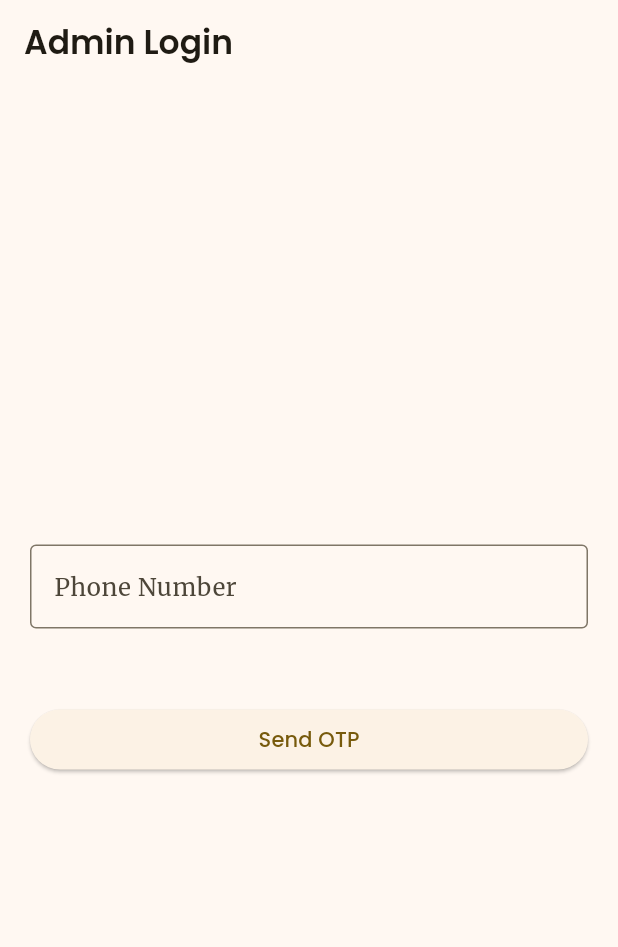
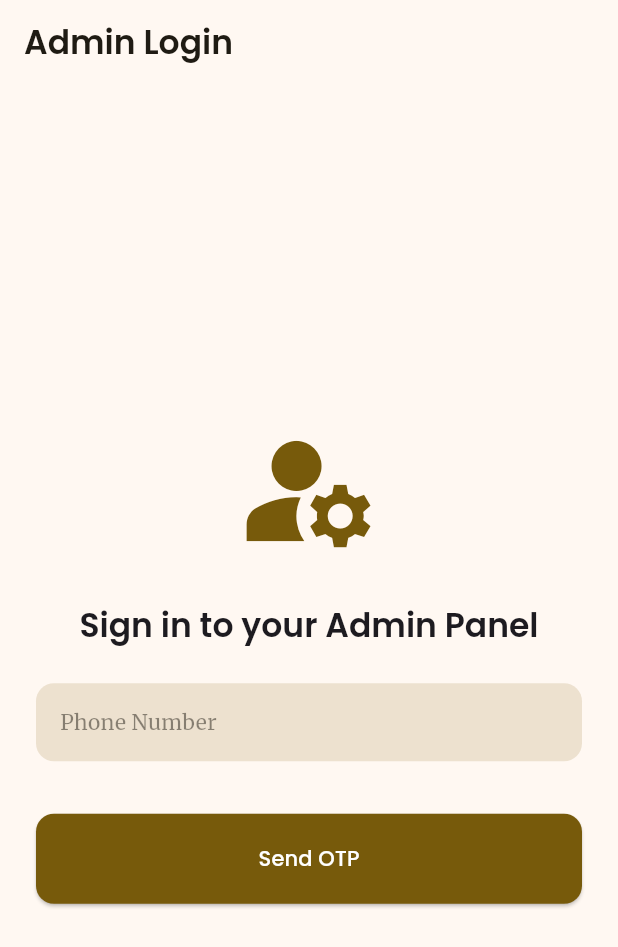
Before and after one commit to shovitsharma/RestarauntAppEcell, a Flutter app: the screen it shows after launch, on a phone screen of 412 x 824 dp. Shown: the top 947 px of the screen. Run offline on Flutter 3.47's test engine with Material 3 defaults, Android fonts, the phone set to English and light mode, and no system bars; our stand-ins replace cloud_firestore, firebase_auth, firebase_core, google_fonts; accounts and stored records are empty.

Commit message:
splash screen and login screen updated

```diff
--- a/lib/auth/screens/login_screen.dart
+++ b/lib/auth/screens/login_screen.dart
@@ -1,5 +1,6 @@
 import 'package:flutter/material.dart';
 import '../services/firebase_auth_service.dart';
+import '../widgets/form_helpers.dart';
 
 class LoginScreen extends StatefulWidget {
   const LoginScreen({super.key});
@@ -9,6 +10,7 @@ class LoginScreen extends StatefulWidget {
 }
 
 class _LoginScreenState extends State<LoginScreen> {
+
   final FirebaseAuthService _authService = FirebaseAuthService();
   final TextEditingController _phoneController = TextEditingController();
   final TextEditingController _otpController = TextEditingController();
@@ -16,19 +18,21 @@ class _LoginScreenState extends State<LoginScreen> {
   String? _verificationId;
   bool _isOtpSent = false;
   bool _isLoading = false;
+  String? _errorMessage; // For displaying errors to the user
 
   void _onSendOtp() async {
     if (_phoneController.text.isEmpty) {
-      ScaffoldMessenger.of(context).showSnackBar(
-        const SnackBar(content: Text("Please enter a phone number")),
-      );
+      setState(() => _errorMessage = "Please enter a phone number");
       return;
     }
-    setState(() { _isLoading = true; });
+    setState(() {
+      _isLoading = true;
+      _errorMessage = null; // Clear previous errors
+    });
 
-    // IMPORTANT: Add your country code!
     String phoneNumber = "+91${_phoneController.text.trim()}";
 
+    try {
       await _authService.sendOtp(
         phoneNumber: phoneNumber,
         context: context,
@@ -40,85 +44,178 @@ class _LoginScreenState extends State<LoginScreen> {
           });
         },
       );
+    } catch (e) {
+      // Handle errors thrown by the service
+      setState(() {
+        _isLoading = false;
+        _errorMessage = e.toString();
+      });
+    }
   }
 
   void _onVerifyOtp() async {
     if (_verificationId == null || _otpController.text.isEmpty) {
-      ScaffoldMessenger.of(context).showSnackBar(
-        const SnackBar(content: Text("Please enter the OTP")),
-      );
+      setState(() => _errorMessage = "Please enter the OTP");
       return;
     }
-    setState(() { _isLoading = true; });
-
-    bool success = await _authService.verifyOtp(
+    setState(() {
+      _isLoading = true;
+      _errorMessage = null; // Clear previous errors
+    });
+    bool success = false;
+    try {
+      success = await _authService.verifyOtp(
         verificationId: _verificationId!,
         smsCode: _otpController.text.trim(),
         context: context,
       );
+    } catch (e) {
+      // Handle errors thrown by the service
+      setState(() {
+        _isLoading = false;
+        _errorMessage = e.toString();
+      });
+    }
 
-    setState(() { _isLoading = false; });
+
+    setState(() {
+      _isLoading = false;
+    });
 
     if (success) {
-      // Navigate to your home screen or dashboard on successful login
-      // For now, just show a success message
+      // Navigate to your admin home screen on successful login
+
       ScaffoldMessenger.of(context).showSnackBar(
-        const SnackBar(content: Text("Login Successful!")),
+        const SnackBar(
+          content: Text("Login Successful!"),
+          backgroundColor: Colors.green, // Themed success message
+        ),
       );
     }
   }
 
   @override
+  void dispose() {
+    _phoneController.dispose();
+    _otpController.dispose();
+    super.dispose();
+  }
+  // --- End of your logic ---
+
+  @override
   Widget build(BuildContext context) {
+    final textTheme = Theme.of(context).textTheme;
+    final colorScheme = Theme.of(context).colorScheme;
+
     return Scaffold(
+      backgroundColor: colorScheme.background,
       appBar: AppBar(
-        title: const Text("Admin Login"),
+        title: Text(
+          "Admin Login",
+          style: textTheme.titleLarge?.copyWith(
+            color: colorScheme.onSurface,
           ),
-      body: Padding(
-        padding: const EdgeInsets.all(20.0),
+        ),
+        backgroundColor: Colors.transparent, // Make app bar transparent
+        elevation: 0, // Remove shadow
+        iconTheme: IconThemeData(
+          color: colorScheme.onSurface, // Icon color for back button
+        ),
+      ),
+      body: SafeArea(
+        child: Center(
+          child: SingleChildScrollView(
+            padding: const EdgeInsets.all(24.0),
             child: Column(
               mainAxisAlignment: MainAxisAlignment.center,
               children: [
+                // Restaurant/Admin themed Icon
+                Icon(
+                  _isOtpSent ? Icons.vpn_key : Icons.manage_accounts,
+                  size: 100,
+                  color: colorScheme.primary,
+                ),
+                const SizedBox(height: 25),
+
+                // Title
+                Text(
+                  _isOtpSent
+                      ? 'Enter Your OTP'
+                      : 'Sign in to your Admin Panel',
+                  style: textTheme.titleLarge,
+                  textAlign: TextAlign.center,
+                ),
+                const SizedBox(height: 25),
+
                 // --- Phone Number Input ---
-            TextField(
+
+                MyTextField(
                   controller: _phoneController,
-              keyboardType: TextInputType.phone,
-              decoration: const InputDecoration(
-                labelText: "Phone Number",
-                prefixText: "+91 ",
-                border: OutlineInputBorder(),
+                  hintText: 'Phone Number',
+                  obscureText: false,
+
                 ),
-              enabled: !_isOtpSent,
-            ),
-            const SizedBox(height: 20),
+                const SizedBox(height: 10),
 
                 // --- OTP Input (conditional) ---
                 if (_isOtpSent)
-              TextField(
+                  MyTextField(
                     controller: _otpController,
-                keyboardType: TextInputType.number,
-                decoration: const InputDecoration(
-                  labelText: "OTP",
-                  border: OutlineInputBorder(),
+                    hintText: '6-Digit OTP',
+                    obscureText: false,
+                    // keyboardType: TextInputType.number,
+                  ),
+                const SizedBox(height: 25),
+
+                // --- Error Message Display ---
+                if (_errorMessage != null)
+                  Padding(
+                    padding: const EdgeInsets.only(bottom: 20.0),
+                    child: Text(
+                      _errorMessage!,
+                      style: textTheme.bodyMedium?.copyWith(
+                        color: colorScheme.error,
+                      ),
+                      textAlign: TextAlign.center,
                     ),
                   ),
-            const SizedBox(height: 30),
 
                 // --- Button ---
-            SizedBox(
-              width: double.infinity,
-              child: ElevatedButton(
+
+                MyButton(
+                  onTap: _isOtpSent ? _onVerifyOtp : _onSendOtp,
+                  text: _isOtpSent ? 'Verify OTP' : 'Send OTP',
+                  isLoading: _isLoading,
+                ),
+
+                // --- Resend OTP / Change Number ---
+                if (_isOtpSent)
+                  Padding(
+                    padding: const EdgeInsets.only(top: 20.0),
+                    child: TextButton(
                       onPressed: _isLoading
                           ? null
-                    : (_isOtpSent ? _onVerifyOtp : _onSendOtp),
-                child: _isLoading
-                    ? const CircularProgressIndicator(color: Colors.white)
-                    : Text(_isOtpSent ? "Verify OTP" : "Send OTP"),
+                          : () {
+                              setState(() {
+                                _isOtpSent = false;
+                                _errorMessage = null; // Clear error
+                                _verificationId = null;
+                                _otpController.clear();
+                              });
+                            },
+                      child: Text(
+                        'Change Phone Number',
+                        style: textTheme.bodyMedium?.copyWith(
+                          color: colorScheme.primary,
+                        ),
+                      ),
                     ),
                   ),
               ],
             ),
           ),
+        ),
+      ),
     );
   }
 }
--- /dev/null
+++ b/lib/auth/widgets/form_helpers.dart
@@ -0,0 +1,126 @@
+import 'package:flutter/material.dart';
+
+// REUSABLE TEXT FIELD
+
+
+class MyTextField extends StatelessWidget {
+  final TextEditingController controller;
+  final String hintText;
+  final bool obscureText;
+  final TextInputType keyboardType;
+  final String? prefixText;
+  final bool enabled;
+
+  const MyTextField({
+    super.key,
+    required this.controller,
+    required this.hintText,
+    required this.obscureText,
+    this.keyboardType = TextInputType.text,
+    this.prefixText,
+    this.enabled = true,
+  });
+
+  @override
+  Widget build(BuildContext context) {
+    final theme = Theme.of(context);
+    final textTheme = theme.textTheme;
+
+    return TextFormField(
+      controller: controller,
+      obscureText: obscureText,
+      keyboardType: keyboardType,
+      enabled: enabled,
+      style: textTheme.bodyMedium?.copyWith(
+        color: enabled
+            ? theme.colorScheme.onSurface
+            : theme.colorScheme.onSurface.withOpacity(0.5),
+      ),
+      decoration: InputDecoration(
+        prefixText: prefixText,
+        prefixStyle: textTheme.bodyMedium?.copyWith(
+          color: enabled
+              ? theme.colorScheme.onSurface
+              : theme.colorScheme.onSurface.withOpacity(0.5),
+        ),
+        hintText: hintText,
+        hintStyle: textTheme.bodyMedium?.copyWith(
+          color: theme.colorScheme.onSurface.withOpacity(0.5),
+        ),
+        filled: true,
+        fillColor: enabled
+            ? theme.colorScheme.surfaceVariant
+            : theme.colorScheme.onSurface.withOpacity(0.05),
+        border: OutlineInputBorder(
+          borderRadius: BorderRadius.circular(12),
+          borderSide: BorderSide.none,
+        ),
+        enabledBorder: OutlineInputBorder(
+          borderRadius: BorderRadius.circular(12),
+          borderSide: BorderSide.none,
+        ),
+        focusedBorder: OutlineInputBorder(
+          borderRadius: BorderRadius.circular(12),
+          borderSide: BorderSide(
+            color: theme.colorScheme.primary,
+            width: 2,
+          ),
+        ),
+        disabledBorder: OutlineInputBorder(
+          borderRadius: BorderRadius.circular(12),
+          borderSide: BorderSide.none,
+        ),
+      ),
+      autocorrect: false,
+    );
+  }
+}
+
+
+// REUSABLE BUTTON
+
+
+class MyButton extends StatelessWidget {
+  final VoidCallback onTap;
+  final String text;
+  final bool isLoading;
+
+  const MyButton({
+    super.key,
+    required this.onTap,
+    required this.text,
+    this.isLoading = false,
+  });
+
+  @override
+  Widget build(BuildContext context) {
+    final theme = Theme.of(context);
+    final textTheme = theme.textTheme;
+
+    return SizedBox(
+      width: double.infinity,
+      child: ElevatedButton(
+        onPressed: isLoading ? null : onTap,
+        style: ElevatedButton.styleFrom(
+          backgroundColor: theme.colorScheme.primary,
+          foregroundColor: theme.colorScheme.onPrimary,
+          padding: const EdgeInsets.all(20),
+          shape: RoundedRectangleBorder(
+            borderRadius: BorderRadius.circular(12),
+          ),
+          textStyle: textTheme.labelLarge,
+        ),
+        child: isLoading
+            ? const SizedBox(
+                width: 24,
+                height: 24,
+                child: CircularProgressIndicator(
+                  color: Colors.white,
+                  strokeWidth: 3,
+                ),
+              )
+            : Text(text),
+      ),
+    );
+  }
+}
--- a/lib/main.dart
+++ b/lib/main.dart
@@ -1,8 +1,8 @@
 import 'package:flutter/material.dart';
 import 'package:google_fonts/google_fonts.dart'; // <-- 1. IMPORT GOOGLE FONTS
 import 'package:firebase_core/firebase_core.dart';
+import 'package:untitled2/auth/screens/splash_screen.dart';
 import 'firebase_options.dart';
-import 'auth/screens/login_screen.dart';
 
 void main() async {
   WidgetsFlutterBinding.ensureInitialized();
@@ -20,8 +20,8 @@ class MyApp extends StatelessWidget {
 
     return MaterialApp(
       title: 'Restaurant App',
+      debugShowCheckedModeBanner: false,
       theme: ThemeData(
-
         colorScheme: ColorScheme.fromSeed(
           seedColor: Colors.amber,
           brightness: Brightness.light,
@@ -51,7 +51,7 @@ class MyApp extends StatelessWidget {
 
         useMaterial3: true,
       ),
-      home: const LoginScreen(),
+      home: const SplashScreen(),
     );
   }
 }
```
Also changed, not shown: lib/auth/screens/splash_screen.dart (added, +71 -0 lines). Lines whose indentation alone changed are shown as unchanged.
